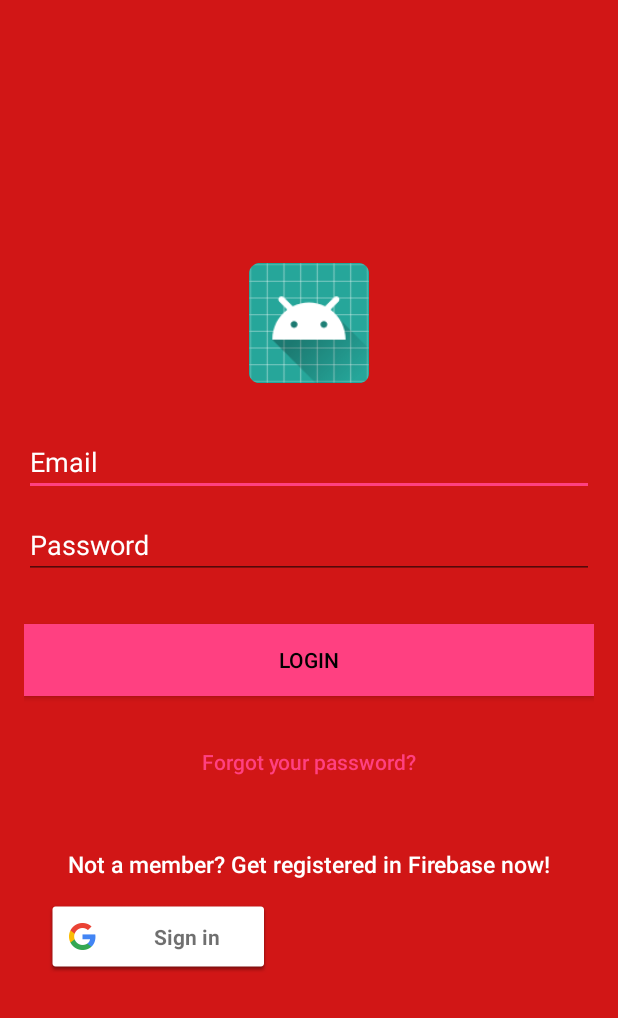
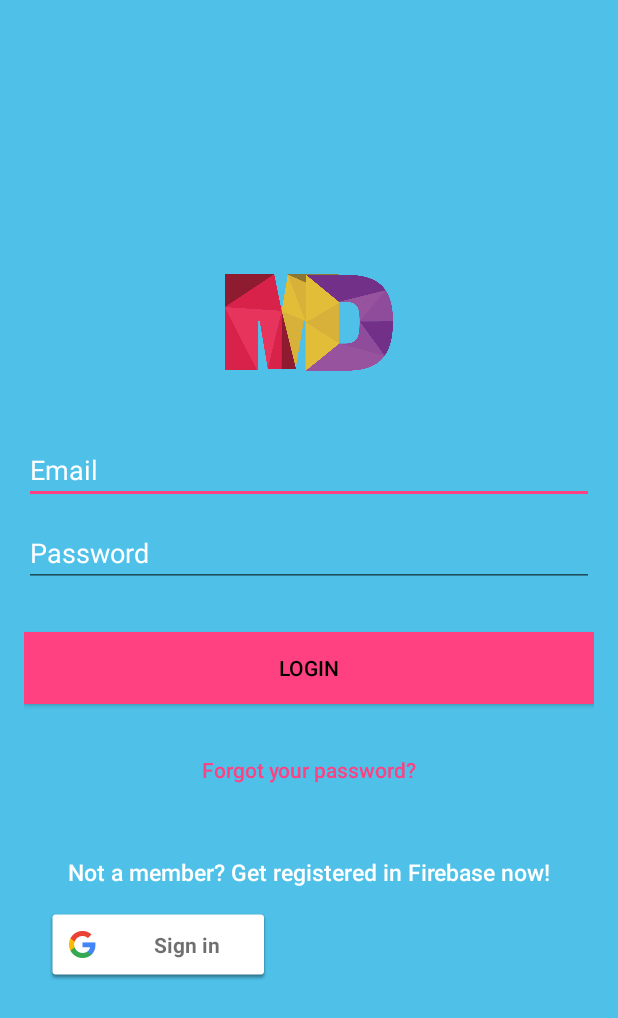
Before and after one commit to ShadowGhost228/MyDaily, an Android app: the screen it shows after launch (LoginActivity), on a phone screen of 412 x 824 dp. Shown: the top 1018 px of the screen. Run offline under Robolectric (Android 15) with nearby library versions, the phone set to English and light mode, and no system bars; our stand-ins replace Firebase (no records; nobody signed in at launch, a user with empty details on screens opened directly).

Commit message:
Mise à jour

```diff
--- a/app/src/main/res/layout/activity_login.xml
+++ b/app/src/main/res/layout/activity_login.xml
@@ -9,19 +9,19 @@
     <LinearLayout
         android:layout_width="fill_parent"
         android:layout_height="fill_parent"
-        android:background="@color/colorPrimaryDark"
+        android:background="@color/colorAqua"
         android:gravity="center"
         android:orientation="vertical"
         android:padding="@dimen/activity_horizontal_margin">
 
 
         <ImageView
-            android:layout_width="@dimen/logo_w_h"
-            android:layout_height="@dimen/logo_w_h"
+            android:layout_width="112dp"
+            android:layout_height="91dp"
             android:layout_gravity="center_horizontal"
             android:layout_marginBottom="30dp"
-            android:src="@mipmap/ic_launcher"
             android:contentDescription=""
+            android:src="@drawable/logoapp"
             tools:ignore="ContentDescription" />
 
 
--- a/app/src/main/res/layout/activity_second.xml
+++ b/app/src/main/res/layout/activity_second.xml
@@ -325,7 +325,7 @@
                             android:layout_height="wrap_content"
                             android:textStyle="bold"
                             android:layout_marginTop="10dp"
-                            android:text="Add"/>
+                            android:text="Settings"/>
                         <View
                             android:layout_width="match_parent"
                             android:layout_height="1dp"
```
Also changed, not shown: app/build.gradle (+6 -2 lines), app/src/main/res/drawable/logoapp.png (added).
